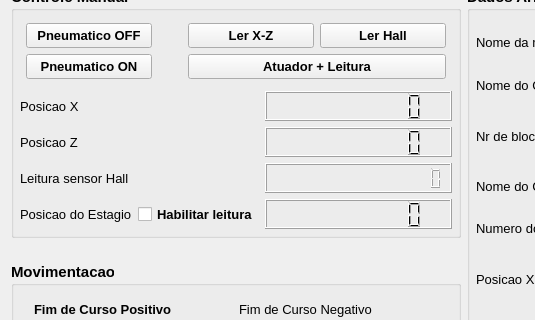
Before: the Qt Designer form deltabench/gui/ui/measurementwidget.ui in lnls-ima/delta-assembly-bench, drawn with Qt 5; both pictures show x 0 to 535 and y 131 to 451 of the 931 by 831 pixel window.
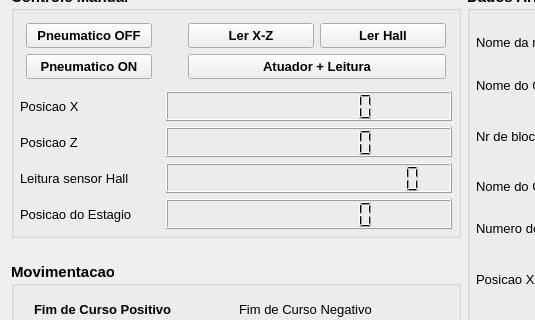
After: the same form once the commit is applied. Icons and pictures are not drawn.

Commit message: Add encoder reading display to assembly tab

The edit to the form file:
```diff
--- a/deltabench/gui/ui/measurementwidget.ui
+++ b/deltabench/gui/ui/measurementwidget.ui
@@ -1014,26 +1014,21 @@
       <property name="bottomMargin">
        <number>6</number>
       </property>
-      <item row="8" column="2" colspan="2">
-       <widget class="QLCDNumber" name="lcd_x_position">
-        <property name="sizePolicy">
-         <sizepolicy hsizetype="Preferred" vsizetype="Preferred">
-          <horstretch>0</horstretch>
-          <verstretch>0</verstretch>
-         </sizepolicy>
+      <item row="8" column="0">
+       <widget class="QLabel" name="label_19">
+        <property name="font">
+         <font>
+          <pointsize>10</pointsize>
+          <weight>50</weight>
+          <bold>false</bold>
+         </font>
         </property>
-        <property name="minimumSize">
-         <size>
-          <width>100</width>
-          <height>30</height>
-         </size>
-        </property>
-        <property name="digitCount">
-         <number>9</number>
+        <property name="text">
+         <string>Posicao X</string>
         </property>
        </widget>
       </item>
-      <item row="9" column="2" colspan="2">
+      <item row="9" column="1" colspan="2">
        <widget class="QLCDNumber" name="lcd_z_position">
         <property name="sizePolicy">
          <sizepolicy hsizetype="Preferred" vsizetype="Preferred">
@@ -1055,7 +1050,65 @@
         </property>
        </widget>
       </item>
-      <item row="6" column="0" colspan="4">
+      <item row="9" column="0">
+       <widget class="QLabel" name="label_4">
+        <property name="font">
+         <font>
+          <pointsize>10</pointsize>
+          <weight>50</weight>
+          <bold>false</bold>
+         </font>
+        </property>
+        <property name="text">
+         <string>Posicao Z</string>
+        </property>
+       </widget>
+      </item>
+      <item row="11" column="1" colspan="2">
+       <widget class="QLCDNumber" name="lcd_hall_sensor_voltage">
+        <property name="sizePolicy">
+         <sizepolicy hsizetype="Preferred" vsizetype="Preferred">
+          <horstretch>0</horstretch>
+          <verstretch>0</verstretch>
+         </sizepolicy>
+        </property>
+        <property name="minimumSize">
+         <size>
+          <width>100</width>
+          <height>30</height>
+         </size>
+        </property>
+        <property name="autoFillBackground">
+         <bool>false</bool>
+        </property>
+        <property name="smallDecimalPoint">
+         <bool>true</bool>
+        </property>
+        <property name="digitCount">
+         <number>14</number>
+        </property>
+       </widget>
+      </item>
+      <item row="8" column="1" colspan="2">
+       <widget class="QLCDNumber" name="lcd_x_position">
+        <property name="sizePolicy">
+         <sizepolicy hsizetype="Preferred" vsizetype="Preferred">
+          <horstretch>0</horstretch>
+          <verstretch>0</verstretch>
+         </sizepolicy>
+        </property>
+        <property name="minimumSize">
+         <size>
+          <width>100</width>
+          <height>30</height>
+         </size>
+        </property>
+        <property name="digitCount">
+         <number>9</number>
+        </property>
+       </widget>
+      </item>
+      <item row="6" column="0" colspan="3">
        <layout class="QGridLayout" name="gridLayout_2">
         <property name="leftMargin">
          <number>6</number>
@@ -1275,74 +1328,7 @@
         </item>
        </layout>
       </item>
-      <item row="9" column="0">
-       <widget class="QLabel" name="label_4">
-        <property name="font">
-         <font>
-          <pointsize>10</pointsize>
-          <weight>50</weight>
-          <bold>false</bold>
-         </font>
-        </property>
-        <property name="text">
-         <string>Posicao Z</string>
-        </property>
-       </widget>
-      </item>
-      <item row="11" column="0">
-       <widget class="QLabel" name="label_2">
-        <property name="font">
-         <font>
-          <pointsize>10</pointsize>
-          <weight>50</weight>
-          <bold>false</bold>
-         </font>
-        </property>
-        <property name="text">
-         <string>Leitura sensor Hall</string>
-        </property>
-       </widget>
-      </item>
-      <item row="11" column="2" colspan="2">
-       <widget class="QLCDNumber" name="lcd_hall_sensor_voltage">
-        <property name="sizePolicy">
-         <sizepolicy hsizetype="Preferred" vsizetype="Preferred">
-          <horstretch>0</horstretch>
-          <verstretch>0</verstretch>
-         </sizepolicy>
-        </property>
-        <property name="minimumSize">
-         <size>
-          <width>100</width>
-          <height>30</height>
-         </size>
-        </property>
-        <property name="autoFillBackground">
-         <bool>false</bool>
-        </property>
-        <property name="smallDecimalPoint">
-         <bool>true</bool>
-        </property>
-        <property name="digitCount">
-         <number>14</number>
-        </property>
-       </widget>
-      </item>
-      <item row="13" column="0">
-       <widget class="QLabel" name="label_5">
-        <property name="font">
-         <font>
-          <pointsize>10</pointsize>
-          <weight>50</weight>
-          <bold>false</bold>
-         </font>
-        </property>
-        <property name="text">
-         <string>Posicao do Estagio</string>
-        </property>
-       </widget>
-      </item>
-      <item row="13" column="2" colspan="2">
+      <item row="13" column="1" colspan="2">
        <widget class="QLCDNumber" name="lcd_linear_encoder_position">
         <property name="enabled">
          <bool>true</bool>
@@ -1370,38 +1356,22 @@
         </property>
        </widget>
       </item>
-      <item row="13" column="1">
-       <widget class="QCheckBox" name="chb_encoder_update_enable">
-        <property name="sizePolicy">
-         <sizepolicy hsizetype="Minimum" vsizetype="Minimum">
-          <horstretch>0</horstretch>
-          <verstretch>0</verstretch>
-         </sizepolicy>
-        </property>
-        <property name="minimumSize">
-         <size>
-          <width>0</width>
-          <height>0</height>
-         </size>
-        </property>
+      <item row="13" column="0">
+       <widget class="QLabel" name="label_5">
         <property name="font">
          <font>
           <pointsize>10</pointsize>
+          <weight>50</weight>
+          <bold>false</bold>
          </font>
         </property>
         <property name="text">
-         <string>Habilitar leitura</string>
-        </property>
-        <property name="iconSize">
-         <size>
-          <width>12</width>
-          <height>12</height>
-         </size>
+         <string>Posicao do Estagio</string>
         </property>
        </widget>
       </item>
-      <item row="8" column="0">
-       <widget class="QLabel" name="label_19">
+      <item row="11" column="0">
+       <widget class="QLabel" name="label_2">
         <property name="font">
          <font>
           <pointsize>10</pointsize>
@@ -1410,7 +1380,7 @@
          </font>
         </property>
         <property name="text">
-         <string>Posicao X</string>
+         <string>Leitura sensor Hall</string>
         </property>
        </widget>
       </item>
```
The commit also changes 5 other files.
